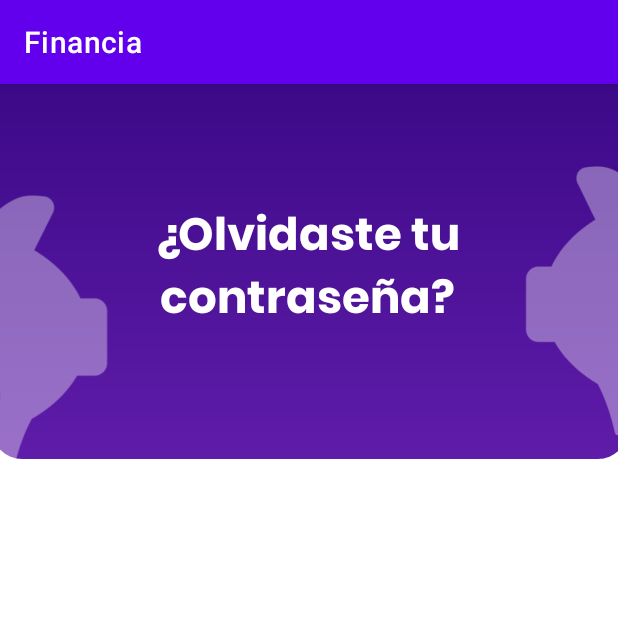
After one commit to danielgranados123/Financia, an Android app: the activity_recuperar_password screen opened directly, with no data from a screen before it, on a phone screen of 412 x 824 dp, the top half of it. The commit adds this screen. Run offline under Robolectric (Android 15) with nearby library versions, the phone set to English and light mode, and no system bars.

Commit message:
Cambie el nombre de las activitys y empece las interfaces para recuperar la password

```diff
--- a/AppMovil/app/src/main/AndroidManifest.xml
+++ b/AppMovil/app/src/main/AndroidManifest.xml
@@ -13,13 +13,16 @@
         android:theme="@style/Theme.Financia"
         tools:targetApi="31">
         <activity
-            android:name=".bienvenidaa"
+            android:name=".activity_recuperar_password"
+            android:exported="false" />
+        <activity
+            android:name=".activity_bienvenida"
             android:exported="false" />
         <activity
             android:name=".registro"
             android:exported="false" />
         <activity
-            android:name=".registrarse"
+            android:name=".activity_registrarse"
             android:exported="false" />
         <activity
             android:name=".Bienvenida"
--- a/AppMovil/app/src/main/java/aplicacion/movil/financia/registrarse.kt
+++ b/AppMovil/app/src/main/java/aplicacion/movil/financia/activity_bienvenida.kt
@@ -6,16 +6,15 @@ import androidx.appcompat.app.AppCompatActivity
 import androidx.core.view.ViewCompat
 import androidx.core.view.WindowInsetsCompat
 
-class registrarse : AppCompatActivity() {
+class activity_bienvenida : AppCompatActivity() {
     override fun onCreate(savedInstanceState: Bundle?) {
         super.onCreate(savedInstanceState)
         enableEdgeToEdge()
-        setContentView(R.layout.activity_registro)
+        setContentView(R.layout.activity_bienvenidaa)
         ViewCompat.setOnApplyWindowInsetsListener(findViewById(R.id.main)) { v, insets ->
             val systemBars = insets.getInsets(WindowInsetsCompat.Type.systemBars())
             v.setPadding(systemBars.left, systemBars.top, systemBars.right, systemBars.bottom)
             insets
         }
-
     }
 }
--- /dev/null
+++ b/AppMovil/app/src/main/java/aplicacion/movil/financia/activity_recuperar_password.kt
@@ -0,0 +1,20 @@
+package aplicacion.movil.financia
+
+import android.os.Bundle
+import androidx.activity.enableEdgeToEdge
+import androidx.appcompat.app.AppCompatActivity
+import androidx.core.view.ViewCompat
+import androidx.core.view.WindowInsetsCompat
+
+class activity_recuperar_password : AppCompatActivity() {
+    override fun onCreate(savedInstanceState: Bundle?) {
+        super.onCreate(savedInstanceState)
+        enableEdgeToEdge()
+        setContentView(R.layout.activity_recuperar_password)
+        ViewCompat.setOnApplyWindowInsetsListener(findViewById(R.id.main)) { v, insets ->
+            val systemBars = insets.getInsets(WindowInsetsCompat.Type.systemBars())
+            v.setPadding(systemBars.left, systemBars.top, systemBars.right, systemBars.bottom)
+            insets
+        }
+    }
+}
--- a/AppMovil/app/src/main/java/aplicacion/movil/financia/bienvenidaa.kt
+++ b/AppMovil/app/src/main/java/aplicacion/movil/financia/activity_registrarse.kt
@@ -6,15 +6,16 @@ import androidx.appcompat.app.AppCompatActivity
 import androidx.core.view.ViewCompat
 import androidx.core.view.WindowInsetsCompat
 
-class bienvenidaa : AppCompatActivity() {
+class activity_registrarse : AppCompatActivity() {
     override fun onCreate(savedInstanceState: Bundle?) {
         super.onCreate(savedInstanceState)
         enableEdgeToEdge()
-        setContentView(R.layout.activity_bienvenidaa)
+        setContentView(R.layout.activity_registro)
         ViewCompat.setOnApplyWindowInsetsListener(findViewById(R.id.main)) { v, insets ->
             val systemBars = insets.getInsets(WindowInsetsCompat.Type.systemBars())
             v.setPadding(systemBars.left, systemBars.top, systemBars.right, systemBars.bottom)
             insets
         }
+
     }
 }
--- a/AppMovil/app/src/main/res/layout/activity_bienvenidaa.xml
+++ b/AppMovil/app/src/main/res/layout/activity_bienvenidaa.xml
@@ -5,7 +5,7 @@
     android:id="@+id/main"
     android:layout_width="match_parent"
     android:layout_height="match_parent"
-    tools:context=".bienvenidaa">
+    tools:context=".activity_bienvenida">
 
 
     <ImageView
--- a/AppMovil/app/src/main/res/layout/activity_login.xml
+++ b/AppMovil/app/src/main/res/layout/activity_login.xml
@@ -95,7 +95,6 @@
         android:id="@+id/txtCorreoElectronico"
         android:layout_width="337dp"
         android:layout_height="60dp"
-        android:layout_marginBottom="372dp"
         android:background="@drawable/ic_plaintext"
         android:ems="10"
         android:fontFamily="@font/poppins"
@@ -108,7 +107,7 @@
         app:layout_constraintEnd_toEndOf="parent"
         app:layout_constraintStart_toStartOf="parent"
         app:layout_constraintTop_toBottomOf="@+id/txtNombreDeUsuario"
-        app:layout_constraintVertical_bias="0.96" />
+        app:layout_constraintVertical_bias="0.126" />
 
     <TextView
         android:id="@+id/textViewContraseña"
--- /dev/null
+++ b/AppMovil/app/src/main/res/layout/activity_recuperar_password.xml
@@ -0,0 +1,59 @@
+<?xml version="1.0" encoding="utf-8"?>
+<androidx.constraintlayout.widget.ConstraintLayout xmlns:android="http://schemas.android.com/apk/res/android"
+    xmlns:app="http://schemas.android.com/apk/res-auto"
+    xmlns:tools="http://schemas.android.com/tools"
+    android:id="@+id/main"
+    android:layout_width="match_parent"
+    android:layout_height="match_parent"
+    tools:context=".activity_recuperar_password">
+
+    <ImageView
+        android:id="@+id/imageView5"
+        android:layout_width="424dp"
+        android:layout_height="250dp"
+        app:layout_constraintBottom_toBottomOf="parent"
+        app:layout_constraintEnd_toEndOf="parent"
+        app:layout_constraintHorizontal_bias="0.538"
+        app:layout_constraintStart_toStartOf="parent"
+        app:layout_constraintTop_toTopOf="parent"
+        app:layout_constraintVertical_bias="0.0"
+        app:srcCompat="@drawable/ic_rectangulo_morado" />
+
+    <TextView
+        android:id="@+id/txtOlvidasteContrasena"
+        android:layout_width="238dp"
+        android:layout_height="96dp"
+        android:fontFamily="@font/poppins_bold"
+        android:text="¿Olvidaste tu contraseña?"
+        android:textAlignment="center"
+        android:textColor="@color/white"
+        android:textSize="30sp"
+        app:layout_constraintBottom_toBottomOf="@+id/imageView5"
+        app:layout_constraintEnd_toEndOf="@+id/imageView5"
+        app:layout_constraintHorizontal_bias="0.477"
+        app:layout_constraintStart_toStartOf="parent"
+        app:layout_constraintTop_toTopOf="parent" />
+
+    <ImageView
+        android:id="@+id/imageView12"
+        android:layout_width="297dp"
+        android:layout_height="413dp"
+        app:layout_constraintBottom_toBottomOf="parent"
+        app:layout_constraintEnd_toEndOf="parent"
+        app:layout_constraintHorizontal_bias="0.0"
+        app:layout_constraintStart_toStartOf="parent"
+        app:layout_constraintTop_toTopOf="parent"
+        app:layout_constraintVertical_bias="0.12"
+        app:srcCompat="@drawable/cerdoc" />
+
+    <ImageView
+        android:id="@+id/imageView13"
+        android:layout_width="254dp"
+        android:layout_height="249dp"
+        android:layout_marginBottom="508dp"
+        app:layout_constraintBottom_toBottomOf="parent"
+        app:layout_constraintEnd_toEndOf="parent"
+        app:layout_constraintHorizontal_bias="1.0"
+        app:layout_constraintStart_toStartOf="parent"
+        app:srcCompat="@drawable/cerdoderecha" />
+</androidx.constraintlayout.widget.ConstraintLayout>
```
